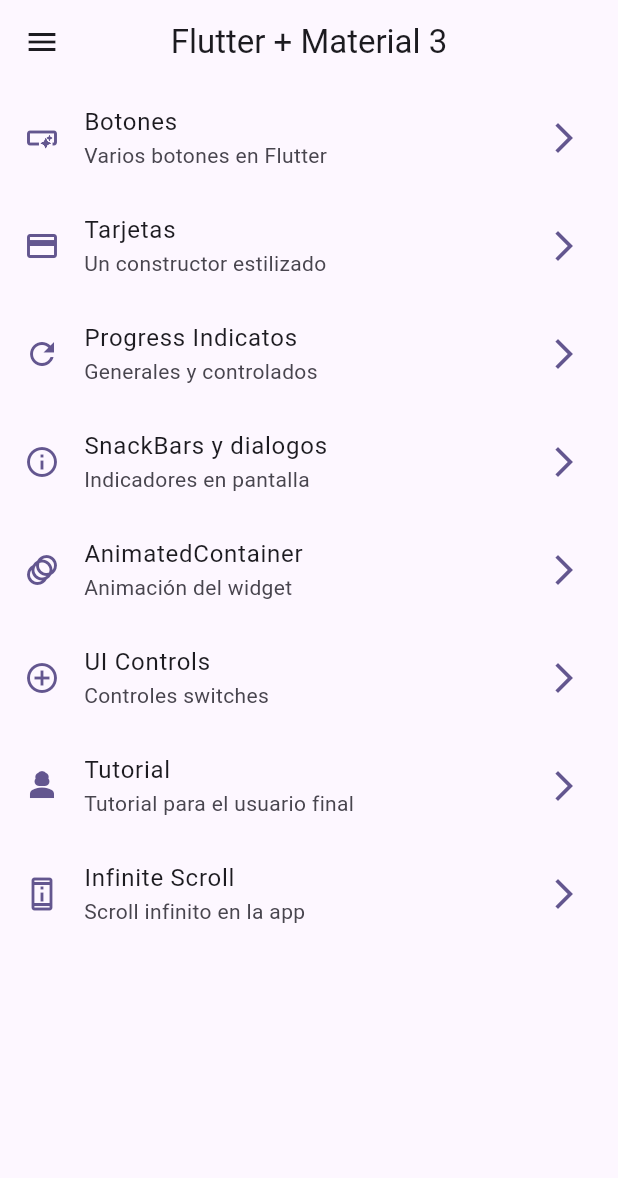
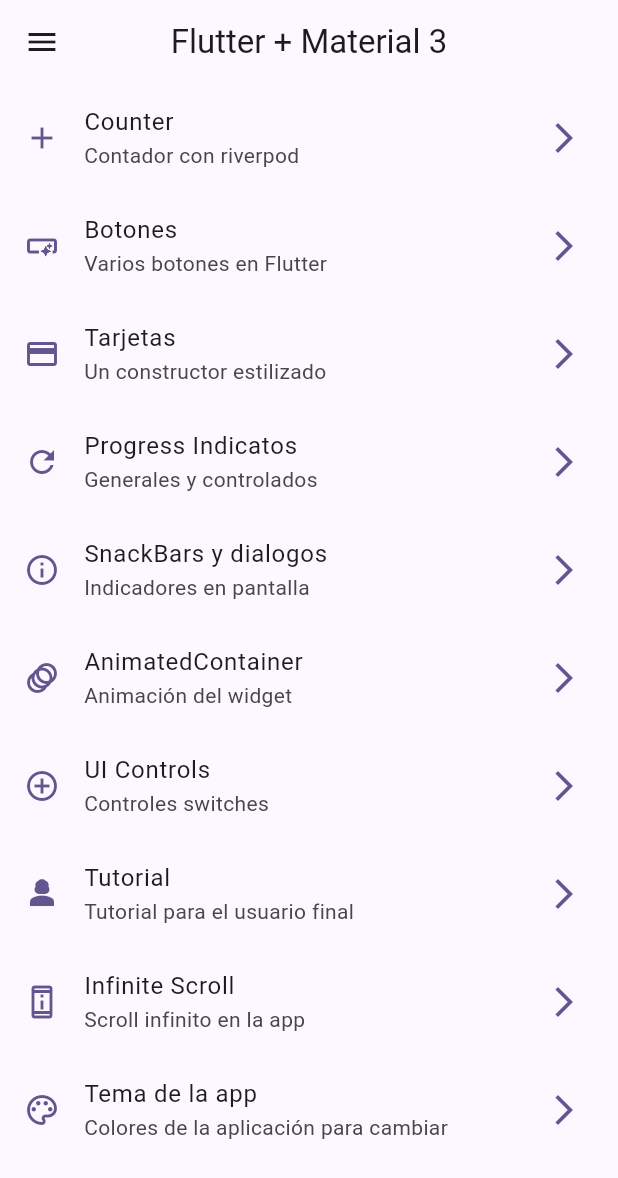
Before and after one commit to ErnestAlf222/widgetsApp, a Flutter app: the screen it shows after launch, on a phone screen of 412 x 824 dp. Shown: the top 1178 px of the screen. Run offline on Flutter 3.47's test engine with Material 3 defaults, Android fonts, the phone set to English and light mode, and no system bars; our stand-ins replace animate_do, flutter_riverpod, go_router.

Commit message:
theme changes with riverpod

```diff
--- a/lib/config/menu/menu_items.dart
+++ b/lib/config/menu/menu_items.dart
@@ -1,5 +1,3 @@
-
-
 import 'package:flutter/material.dart' show IconData, Icons;
 
 class MenuItem {
@@ -19,6 +17,12 @@ class MenuItem {
 }
 
   const appMenuItems = <MenuItem> [
+    MenuItem(
+      title: 'Counter',
+      subTitle: 'Contador con riverpod',
+      link: '/counter',
+      icon: Icons.add
+      ),
 
     MenuItem(
       title: 'Botones',
@@ -69,6 +73,13 @@ class MenuItem {
       link: '/infinite',
       icon: Icons.perm_device_information_outlined
       ),
+    MenuItem(
+      title: 'Tema de la app',
+      subTitle: 'Colores de la aplicación para cambiar',
+      link: '/theme',
+      icon: Icons.color_lens_outlined
+      ),
+
 
 
   ];
--- a/lib/config/router/app_router.dart
+++ b/lib/config/router/app_router.dart
@@ -52,5 +52,15 @@ final appRouter = GoRouter(
       name: InfiniteScrollScreen.name,
       builder: (context, state) => const InfiniteScrollScreen(),
     ),
+    GoRoute(
+      path: '/counter',
+      name: CounterScreen.name,
+      builder: (context, state) => const CounterScreen(),
+    ),
+    GoRoute(
+      path: '/theme',
+      name: ThemeChangerScreen.name,
+      builder: (context, state) => const ThemeChangerScreen(),
+    ),
   ],
 );
--- /dev/null
+++ b/lib/presentation/providers/counter_provider.dart
@@ -0,0 +1,4 @@
+
+import 'package:flutter_riverpod/flutter_riverpod.dart';
+
+final counterProvider = StateProvider((ref) => 22 );
--- a/lib/presentation/screens/screens.dart
+++ b/lib/presentation/screens/screens.dart
@@ -2,8 +2,10 @@ export 'animated/animated_screen.dart';
 export 'app_tutorial/app_tutorial_screen.dart';
 export 'buttons/buttons_screen.dart';
 export 'cards/cards_screen.dart';
+export 'counter/counter_screen.dart';
 export 'home/home_screen.dart';
 export 'infinite_scroll/infinite_scroll_screen.dart';
 export 'progress/progress_screen.dart';
 export 'snackbar/snackbar_screen.dart';
+export 'theme_changer/theme_changer.dart';
 export 'ui_controls/ui_controls_screen.dart';
--- a/pubspec.yaml
+++ b/pubspec.yaml
@@ -10,6 +10,7 @@ dependencies:
   animate_do: ^3.3.4
   flutter:
     sdk: flutter
+  flutter_riverpod: ^2.5.1
   go_router: ^13.2.4
 
 dev_dependencies:
```
Also changed, not shown: lib/main.dart (+4 -6 lines), lib/presentation/providers/theme_provider.dart (added, +7 -0 lines), lib/presentation/screens/counter/counter_screen.dart (added, +50 -0 lines), lib/presentation/screens/theme_changer/theme_changer.dart (added, +61 -0 lines), pubspec.lock.
